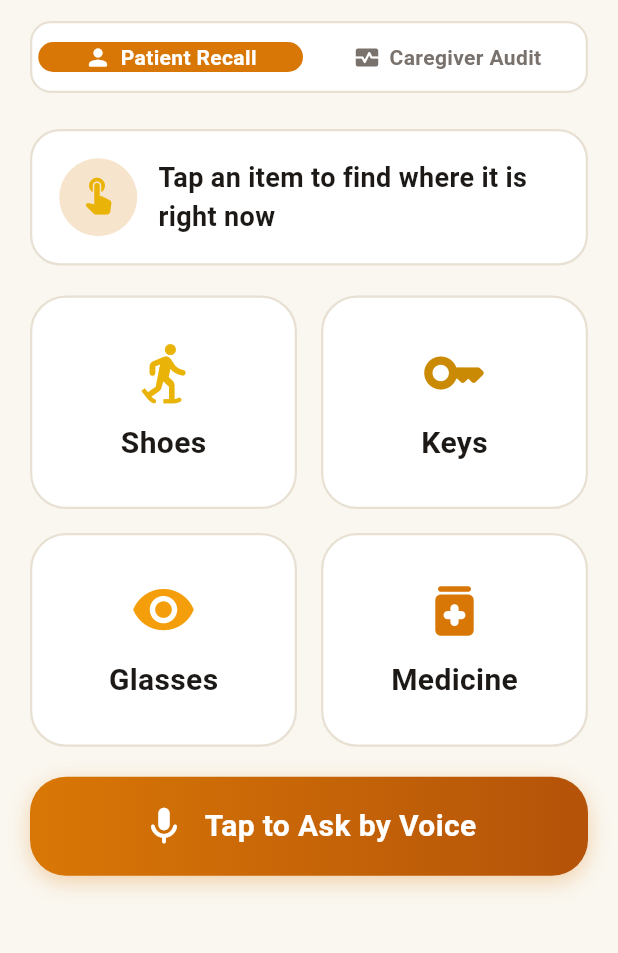
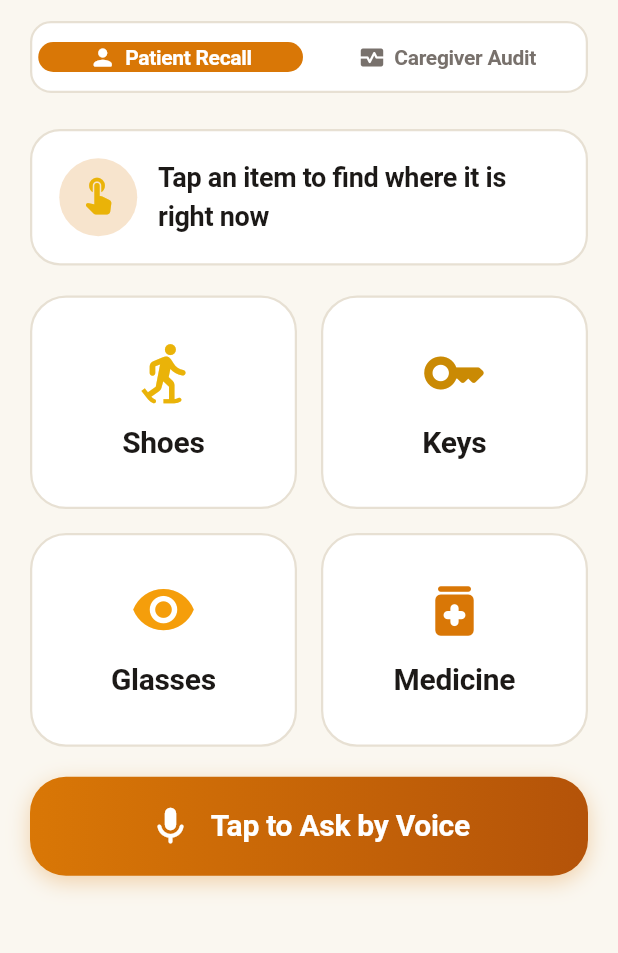
Before and after one commit to fez-Ox/aegis, a Flutter app: the screen it shows after launch, on a phone screen of 412 x 824 dp, the part 69-1022 px from its top. Run offline on Flutter 3.47's test engine with Material 3 defaults, Android fonts, the phone set to English and light mode, and no system bars; network calls fail.

Commit message:
feat(mobile): add Cupertino / Apple HIG design tokens and typography to AppTheme

```diff
--- a/apps/mobile/lib/theme/app_theme.dart
+++ b/apps/mobile/lib/theme/app_theme.dart
@@ -1,19 +1,133 @@
 import 'package:flutter/material.dart';
 
 class AppTheme {
-  // Warmer Tones Palette (Yellow & Off-White) - Dementia-Accessible
-  static const Color darkCanvas = Color(0xFFFAF7F0);      // Warm Off-White Canvas / Linen
-  static const Color darkSurface = Color(0xFFFFFFFF);     // Warm Off-White Card Surface
-  static const Color lightCanvas = Color(0xFFFAF7F0);     // Warm Off-White Canvas
-  static const Color lightSurface = Color(0xFFFFFFFF);    // Pure Warm White Card
+  // Apple HIG Semantic Palette (Grounded in HIG Color & Materials)
+  static const Color darkCanvas = Color(0xFFFAF7F0);      // System Grouped Canvas (Warm Off-White)
+  static const Color darkSurface = Color(0xFFFFFFFF);     // Secondary Grouped Background (Pure White Card)
+  static const Color lightCanvas = Color(0xFFFAF7F0);     // System Grouped Canvas
+  static const Color lightSurface = Color(0xFFFFFFFF);    // Secondary Grouped Card Surface
 
-  static const Color primaryTeal = Color(0xFFD97706);     // Warm Amber / Golden Honey
-  static const Color tealAccent = Color(0xFFEAB308);      // Bright Warm Yellow
-  static const Color royalAmethyst = Color(0xFFCA8A04);   // Warm Golden Ochre
-  static const Color alertAmber = Color(0xFFF59E0B);      // Calm Amber Attention
-  static const Color textHighContrast = Color(0xFF1C1917); // Deep Warm Charcoal (WCAG AAA)
-  static const Color textMuted = Color(0xFF78716C);       // Warm Muted Stone
-  static const Color cardBorder = Color(0xFFE7E0D3);      // Warm Subtle Border
+  static const Color primaryTeal = Color(0xFFD97706);     // Primary Amber Brand Tone
+  static const Color tealAccent = Color(0xFFEAB308);      // Bright Golden Accent
+  static const Color royalAmethyst = Color(0xFFCA8A04);   // Deep Ochre Accent
+  static const Color alertAmber = Color(0xFFF59E0B);      // System Attention Amber
+  static const Color textHighContrast = Color(0xFF1C1917); // HIG Label (Stone-900 WCAG AAA 14:1)
+  static const Color textMuted = Color(0xFF78716C);       // HIG Secondary Label (Stone-500)
+  static const Color cardBorder = Color(0xFFE7E0D3);      // HIG Hairline Separator
+
+  // iOS System Tints
+  static const Color systemBlue = Color(0xFF007AFF);
+  static const Color systemIndigo = Color(0xFF5856D6);
+  static const Color systemGreen = Color(0xFF34C759);
+  static const Color systemOrange = Color(0xFFFF9500);
+  static const Color systemRed = Color(0xFFFF3B30);
+  static const Color tertiaryLabel = Color(0xFFA8A29E);
+  static const Color segmentedThumb = Color(0xFFFFFFFF);
+  static const Color segmentedTrack = Color(0xFFECE7DE);
+
+  // HIG Layout & Touch Standards
+  static const double minTouchTarget = 44.0;
+  static const double cardCornerRadius = 16.0;
+  static const double buttonCornerRadius = 14.0;
+
+  // Apple HIG Typography Scale
+  static const TextStyle largeTitle = TextStyle(
+    fontSize: 34,
+    fontWeight: FontWeight.w700,
+    letterSpacing: -0.4,
+    color: textHighContrast,
+  );
+
+  static const TextStyle title1 = TextStyle(
+    fontSize: 28,
+    fontWeight: FontWeight.w700,
+    letterSpacing: -0.3,
+    color: textHighContrast,
+  );
+
+  static const TextStyle title2 = TextStyle(
+    fontSize: 22,
+    fontWeight: FontWeight.w700,
+    letterSpacing: -0.2,
+    color: textHighContrast,
+  );
+
+  static const TextStyle title3 = TextStyle(
+    fontSize: 20,
+    fontWeight: FontWeight.w600,
+    letterSpacing: -0.2,
+    color: textHighContrast,
+  );
+
+  static const TextStyle headline = TextStyle(
+    fontSize: 17,
+    fontWeight: FontWeight.w600,
+    letterSpacing: -0.4,
+    color: textHighContrast,
+  );
+
+  static const TextStyle body = TextStyle(
+    fontSize: 17,
+    fontWeight: FontWeight.w400,
+    letterSpacing: -0.4,
+    color: textHighContrast,
+    height: 1.4,
+  );
+
+  static const TextStyle callout = TextStyle(
+    fontSize: 16,
+    fontWeight: FontWeight.w400,
+    letterSpacing: -0.3,
+    color: textHighContrast,
+  );
+
+  static const TextStyle subhead = TextStyle(
+    fontSize: 15,
+    fontWeight: FontWeight.w400,
+    letterSpacing: -0.2,
+    color: textMuted,
+  );
+
+  static const TextStyle footnote = TextStyle(
+    fontSize: 13,
+    fontWeight: FontWeight.w400,
+    letterSpacing: -0.1,
+    color: textMuted,
+  );
+
+  static const TextStyle caption1 = TextStyle(
+    fontSize: 12,
+    fontWeight: FontWeight.w500,
+    letterSpacing: 0.0,
+    color: textMuted,
+  );
+
+  static const TextStyle caption2 = TextStyle(
+    fontSize: 11,
+    fontWeight: FontWeight.w600,
+    letterSpacing: 0.1,
+    color: textMuted,
+  );
+
+  // HIG Card Decoration with Soft Ambient Shadow
+  static BoxDecoration iosCardDecoration({
+    Color backgroundColor = darkSurface,
+    Color borderColor = cardBorder,
+    double radius = cardCornerRadius,
+  }) {
+    return BoxDecoration(
+      color: backgroundColor,
+      borderRadius: BorderRadius.circular(radius),
+      border: Border.all(color: borderColor, width: 0.8),
+      boxShadow: const [
+        BoxShadow(
+          color: Color(0x08000000),
+          blurRadius: 10,
+          offset: Offset(0, 3),
+        ),
+      ],
+    );
+  }
 
   static ThemeData get darkTheme {
     return ThemeData(
@@ -27,36 +141,20 @@ class AppTheme {
         onSurface: textHighContrast,
         onPrimary: Colors.white,
       ),
+      dividerColor: cardBorder,
       cardTheme: CardThemeData(
         color: darkSurface,
-        elevation: 2,
+        elevation: 0,
         shape: RoundedRectangleBorder(
-          borderRadius: BorderRadius.circular(20),
-          side: const BorderSide(color: cardBorder, width: 1.5),
+          borderRadius: BorderRadius.circular(cardCornerRadius),
+          side: const BorderSide(color: cardBorder, width: 0.8),
         ),
       ),
       textTheme: const TextTheme(
-        headlineMedium: TextStyle(
-          fontSize: 26,
-          fontWeight: FontWeight.bold,
-          color: textHighContrast,
-          letterSpacing: -0.5,
-        ),
-        titleLarge: TextStyle(
-          fontSize: 20,
-          fontWeight: FontWeight.w700,
-          color: textHighContrast,
-        ),
-        bodyLarge: TextStyle(
-          fontSize: 18,
-          fontWeight: FontWeight.w500,
-          color: textHighContrast,
-          height: 1.4,
-        ),
-        bodyMedium: TextStyle(
-          fontSize: 16,
-          color: textMuted,
-        ),
+        headlineMedium: title2,
+        titleLarge: title3,
+        bodyLarge: body,
+        bodyMedium: subhead,
       ),
     );
   }
```
